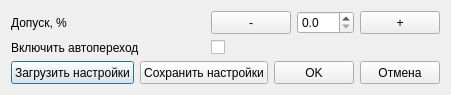
Above: gui/settings.ui from EPC-MSU/EPLab before the change. Below: the same form after it.
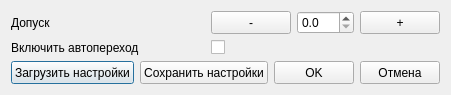
That is the form after the change.

The edit to the form file:
```diff
--- a/gui/settings.ui
+++ b/gui/settings.ui
@@ -107,7 +107,7 @@
      <item row="0" column="0">
       <widget class="QLabel" name="label_tolerance">
        <property name="text">
-        <string>Допуск, %</string>
+        <string>Допуск</string>
        </property>
       </widget>
      </item>
```
